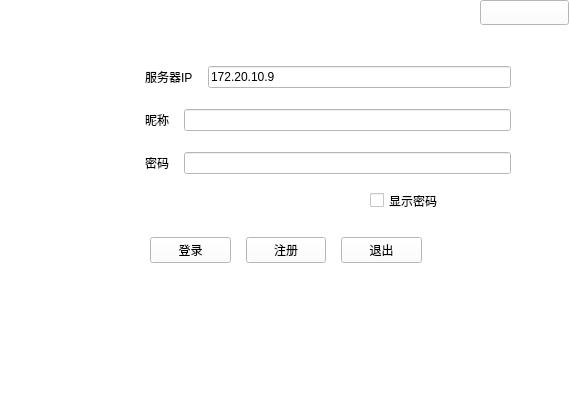
This is bin/QT-myChat-Client/login.ui in Alanxtl/QT-myChat as Qt 5 draws it before an edit. The edited form follows.
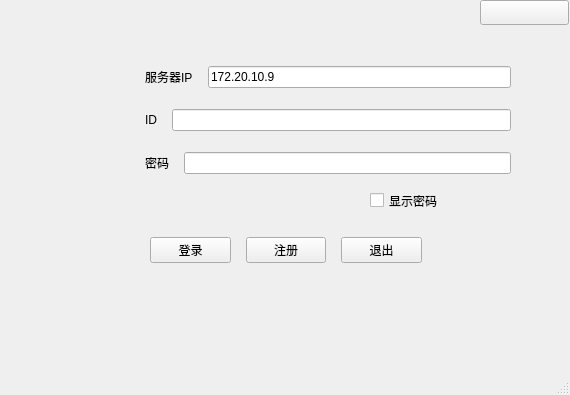
This is the edited form. Icons and pictures are not drawn.

What changed in the file:
```diff
--- a/bin/QT-myChat-Client/login.ui
+++ b/bin/QT-myChat-Client/login.ui
@@ -20,8 +20,7 @@
    <string>MainWindow</string>
   </property>
   <property name="styleSheet">
-   <string notr="true">background-color: rgb(255, 255, 255);
-background-image: url(:/images/cat.jpg);</string>
+   <string notr="true">background-image: url(:/images/ab (1).jpg);</string>
   </property>
   <widget class="QWidget" name="zhhao">
    <property name="maximumSize">
@@ -142,7 +141,7 @@
          <item>
           <widget class="QLabel" name="namel">
            <property name="text">
-            <string>昵称</string>
+            <string>ID</string>
            </property>
           </widget>
          </item>
```
